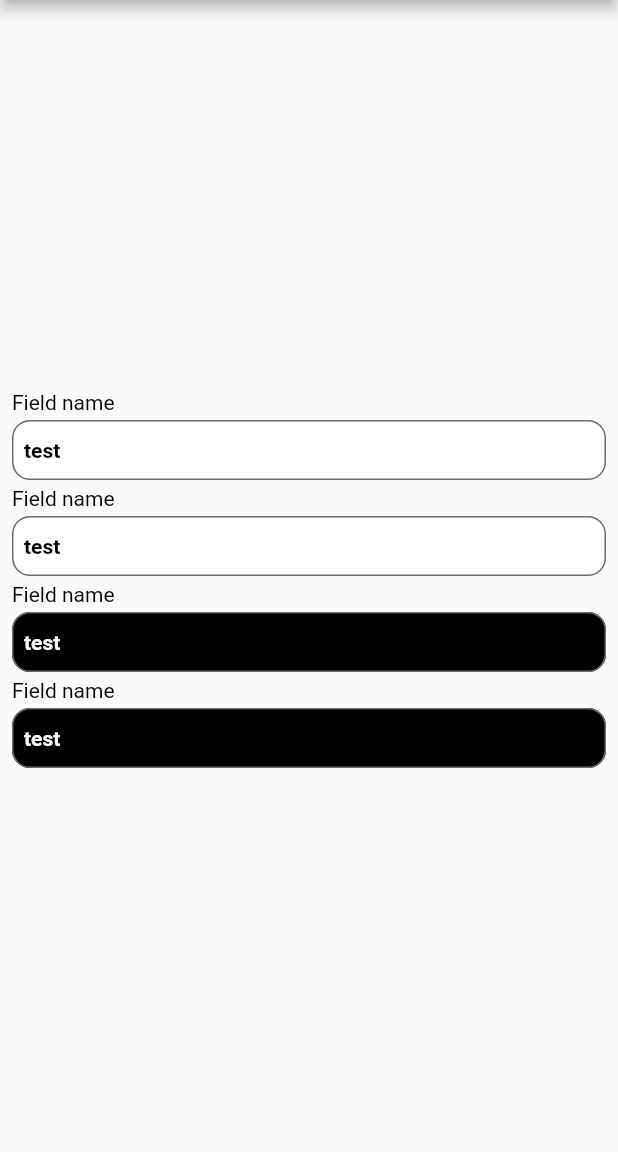
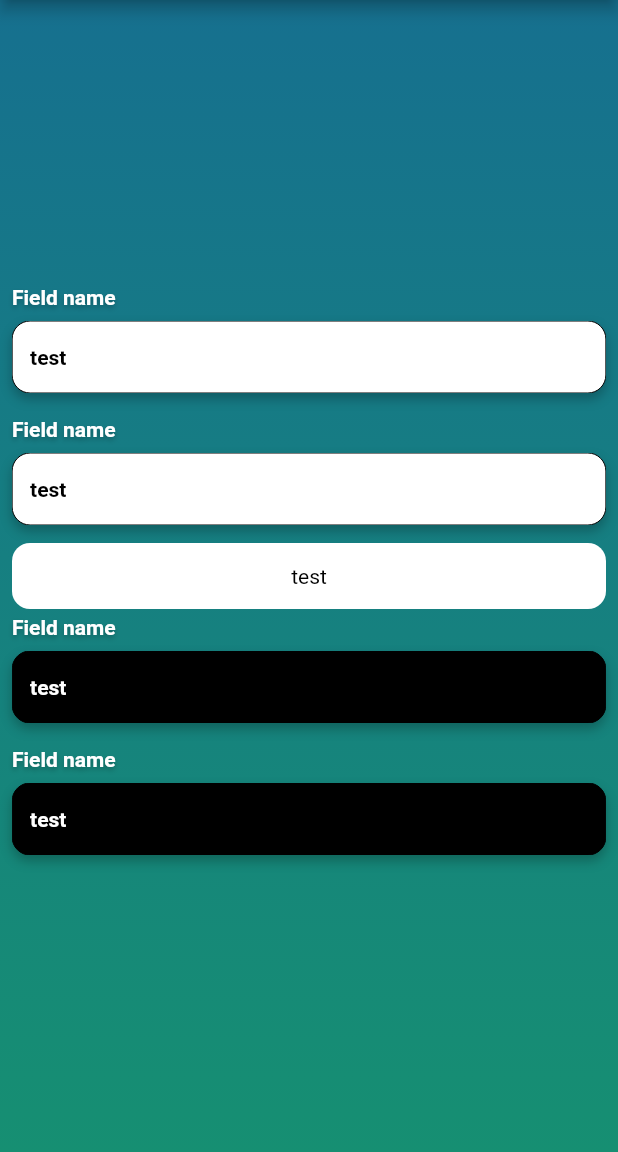
Before and after one commit to Ballwizard/ballwizard, a Flutter app: the screen it shows after launch, on a phone screen of 412 x 824 dp, the part 84-1236 px from its top. Run offline on Flutter 3.47's test engine with Material 2 defaults, Android fonts, the phone set to English and light mode, and no system bars; drawn by our look-alikes of drop_shadow; Roboto replaces fonts that are missing (Montserrat).

Commit message:
Added  component, continued work on .

```diff
--- /dev/null
+++ b/lib/button.dart
@@ -0,0 +1,55 @@
+import 'package:ballwizard/types.dart'
+    show BasicVariant, FundamentalVariant, ColorPalette, ColorPicker;
+import 'package:flutter/material.dart';
+
+class Button extends StatefulWidget {
+  final FundamentalVariant variant;
+  final String title;
+  final VoidCallback onClick;
+
+  const Button({
+    super.key,
+    this.variant = FundamentalVariant.light,
+    this.title = "",
+    required this.onClick,
+  });
+
+  @override
+  State<Button> createState() => ButtonState();
+}
+
+class ButtonState extends State<Button> {
+  /*
+  double _size = 1.0;
+
+  void grow() {
+    setState(() { _size += 0.1; });
+  }
+  */
+  @override
+  Widget build(BuildContext context) {
+    final bool useLightFont = widget.variant == FundamentalVariant.dark;
+
+    return SizedBox(
+        height: 44,
+        child: FractionallySizedBox(
+          widthFactor: 1,
+          heightFactor: 1,
+          child: ClipRRect(
+            borderRadius: BorderRadius.circular(12),
+            child: Material(
+                color: widget.variant.color(),
+                child: InkWell(
+                    onTap: () {},
+                    child: Container(
+                      alignment: Alignment.center,
+                      child: Text(widget.title,
+                          style: TextStyle(
+                              color: useLightFont
+                                  ? ColorPalette.light
+                                  : ColorPalette.dark)),
+                    ))),
+          ),
+        ));
+  }
+}
--- a/lib/globals.dart
+++ b/lib/globals.dart
@@ -1,4 +1,5 @@
-import 'package:ballwizard/types.dart' show FundamentalVariant;
+import 'package:ballwizard/types.dart'
+    show FundamentalVariant, ColorPalette, ColorPicker;
 import 'package:drop_shadow/drop_shadow.dart';
 import 'package:flutter/widgets.dart';
 
@@ -53,14 +54,67 @@ class Shadow extends StatelessWidget {
 
 abstract class Font {
   static TextStyle regular(double fontSize) {
-    return TextStyle(fontFamily: "Montserrat", fontWeight: FontWeight.w600, fontSize: fontSize);
+    return TextStyle(
+        fontFamily: "Montserrat",
+        fontWeight: FontWeight.w600,
+        fontSize: fontSize);
   }
 
   static TextStyle light(double fontSize) {
-    return TextStyle(fontFamily: "Montserrat", fontWeight: FontWeight.w400, fontSize: fontSize);
+    return TextStyle(
+        fontFamily: "Montserrat",
+        fontWeight: FontWeight.w400,
+        fontSize: fontSize);
   }
 
   static TextStyle bold(double fontSize) {
-    return TextStyle(fontFamily: "Montserrat", fontWeight: FontWeight.w700, fontSize: fontSize);
+    return TextStyle(
+        fontFamily: "Montserrat",
+        fontWeight: FontWeight.w700,
+        fontSize: fontSize);
   }
 }
+
+class GradientBackground extends StatelessWidget {
+  final dynamic child;
+  final FundamentalVariant variant;
+
+  const GradientBackground({
+    super.key,
+    this.child,
+    this.variant = FundamentalVariant.light,
+  });
+
+  @override
+  Widget build(BuildContext context) {
+    if (variant == FundamentalVariant.light) {
+      return Container(
+        decoration: BoxDecoration(
+          gradient: LinearGradient(
+            begin: Alignment.topCenter,
+            end: Alignment.bottomCenter,
+            colors: [ColorPalette.primary, ColorPalette.secondary],
+          ),
+        ),
+        child: child,
+      );
+    }
+
+    return Container(
+      color: ColorPalette.dark,
+      child: Container(
+        decoration: BoxDecoration(
+          gradient: LinearGradient(
+            begin: Alignment.topCenter,
+            end: Alignment.bottomCenter,
+            colors: [
+              Color(ColorPicker.addOpacity(ColorPicker.primary, 0.6)),
+              Color(ColorPicker.addOpacity(ColorPicker.secondary, 0.6))
+            ],
+          ),
+        ),
+        child: child,
+      ),
+    );
+  }
+}
--- a/lib/input.dart
+++ b/lib/input.dart
@@ -1,11 +1,11 @@
 import 'package:ballwizard/globals.dart' as Globals;
 import 'package:ballwizard/types.dart'
-    show BasicVariant, FundamentalVariant, ColorPalette;
+    show BasicVariant, FundamentalVariant, ColorPalette, ColorPicker;
 import 'package:flutter/material.dart';
 
 class Form extends StatefulWidget {
   final FundamentalVariant variant;
-  final BasicVariant labelVariant;
+  final FundamentalVariant labelVariant;
   final String placeholder;
   final String label;
 
@@ -19,7 +19,7 @@ class Form extends StatefulWidget {
   const Form({
     super.key,
     this.variant = FundamentalVariant.light,
-    this.labelVariant = BasicVariant.light,
+    this.labelVariant = FundamentalVariant.light,
     this.placeholder = "",
     this.label = "",
   });
@@ -44,7 +44,8 @@ class FormState extends State<Form> {
     return Column(
       crossAxisAlignment: CrossAxisAlignment.start,
       children: <Widget>[
-        Padding(
+        Container(
+          child: Padding(
             padding: const EdgeInsets.symmetric(vertical: 4),
             child: Column(
               crossAxisAlignment: CrossAxisAlignment.start,
@@ -52,39 +53,53 @@ class FormState extends State<Form> {
                 Text(widget.label,
                     style: TextStyle(
                         color: useLightLabelFont
-                          ? ColorPalette.light
-                          : ColorPalette.dark)),
+                            ? ColorPalette.dark
+                            : ColorPalette.light,
+                        shadows: [
+                          Shadow(
+                              color: Color(ColorPicker.addOpacity(
+                                  ColorPicker.dark, 0.25)),
+                              offset: Offset(0, 2),
+                              blurRadius: 4)
+                        ]).merge(Globals.Fonts.small)),
               ],
             ),
           ),
-        SizedBox(
-          height: 40,
+        ),
+        FractionallySizedBox(
+          widthFactor: 1.04,
+          child: Globals.Shadow(
+            blurRadius: 4,
             child: TextField(
               style: TextStyle(
                       color:
                           useLightFont ? ColorPalette.light : ColorPalette.dark)
                   .merge(Globals.Fonts.small),
               decoration: InputDecoration(
-              fillColor: useLightFont ? ColorPalette.dark : ColorPalette.light,
+                fillColor:
+                    useLightFont ? ColorPalette.dark : ColorPalette.light,
                 filled: true,
                 border: const OutlineInputBorder(
                     borderRadius: BorderRadius.all(Radius.circular(12)),
-                  borderSide: BorderSide(width: 3, color: ColorPalette.dark)),
+                    borderSide: BorderSide(width: 0, color: ColorPalette.dark)),
                 enabledBorder: const OutlineInputBorder(
                   borderRadius: BorderRadius.all(Radius.circular(12)),
-                borderSide:
-                    const BorderSide(color: ColorPalette.muted, width: 1),
+                  borderSide: BorderSide(color: ColorPalette.dark, width: 0),
                 ),
-              focusedBorder: const OutlineInputBorder(
+                focusedBorder: OutlineInputBorder(
                   borderRadius: BorderRadius.all(Radius.circular(12)),
-                borderSide:
-                    const BorderSide(color: ColorPalette.dark, width: 1),
+                  borderSide: BorderSide(
+                      color:
+                          useLightFont ? ColorPalette.light : ColorPalette.dark,
+                      width: 0),
                 ),
                 hintText: widget.placeholder,
                 hintStyle: TextStyle(
-                  color: useLightFont ? ColorPalette.light : ColorPalette.dark),
+                    color:
+                        useLightFont ? ColorPalette.light : ColorPalette.dark),
                 contentPadding:
-                  const EdgeInsets.symmetric(vertical: 0, horizontal: 8),
+                    const EdgeInsets.symmetric(vertical: 0, horizontal: 12),
+              ),
             ),
           ),
         ),
@@ -123,3 +138,63 @@ class _BirdState extends State<Bird> {
     );
   }
 }*/
+/*
+Column(
+      crossAxisAlignment: CrossAxisAlignment.start,
+      children: <Widget>[
+        Container(
+          transform: Matrix4.translationValues(0, 8, 0),
+          child: Padding(
+            padding: const EdgeInsets.symmetric(vertical: 4),
+            child: Column(
+              crossAxisAlignment: CrossAxisAlignment.start,
+              children: [
+                Text(widget.label,
+                    style: TextStyle(
+                        color: useLightLabelFont
+                            ? ColorPalette.dark
+                            : ColorPalette.light,
+                        shadows: [Shadow(color: Color(ColorPicker.addOpacity(ColorPicker.dark, 0.25)), offset: Offset(0, 2), blurRadius: 4)]
+                    ).merge(Globals.Fonts.small)
+                ),
+              ],
+            ),
+          ),
+        ),
+        FractionallySizedBox(
+          widthFactor: 1.05,
+          child: Globals.Shadow(
+            blurRadius: 4,
+            child: TextField(
+              style: TextStyle(
+                      color:
+                          useLightFont ? ColorPalette.light : ColorPalette.dark)
+                  .merge(Globals.Fonts.small),
+              decoration: InputDecoration(
+                fillColor: useLightFont ? ColorPalette.dark : ColorPalette.light,
+                filled: true,
+                border: const OutlineInputBorder(
+                    borderRadius: BorderRadius.all(Radius.circular(12)),
+                borderSide: BorderSide(width: 0, color: ColorPalette.dark)),
+                enabledBorder: const OutlineInputBorder(
+                  borderRadius: BorderRadius.all(Radius.circular(12)),
+                  borderSide:
+                      BorderSide(color: ColorPalette.dark, width: 0),
+                ),
+                focusedBorder: OutlineInputBorder(
+                  borderRadius: BorderRadius.all(Radius.circular(12)),
+                  borderSide:
+                      BorderSide(color: useLightFont ? ColorPalette.light : ColorPalette.dark, width: 0),
+                ),
+                hintText: widget.placeholder,
+                hintStyle: TextStyle(
+                    color: useLightFont ? ColorPalette.light : ColorPalette.dark),
+                contentPadding:
+                    const EdgeInsets.symmetric(vertical: 0, horizontal: 8),
+              ),
+            ),
+          ),
+        ),
+      ],
+    );
+ */
--- a/lib/main.dart
+++ b/lib/main.dart
@@ -1,3 +1,5 @@
+import 'package:ballwizard/button.dart' show Button;
+import 'package:ballwizard/globals.dart';
 import 'package:ballwizard/input.dart' as Form1 show Form;
 import 'package:ballwizard/types.dart' show FundamentalVariant;
 import 'package:flutter/material.dart';
@@ -57,50 +59,33 @@ class _MyHomePageState extends State<MyHomePage> {
   */
   @override
   Widget build(BuildContext context) {
-    // This method is rerun every time setState is called, for instance as done
-    // by the _incrementCounter method above.
-    //
-    // The Flutter framework has been optimized to make rerunning build methods
-    // fast, so that you can just rebuild anything that needs updating rather
-    // than having to individually change instances of widgets.
     return Scaffold(
       appBar: AppBar(
-        // Here we take the value from the MyHomePage object that was created by
-        // the App.build method, and use it to set our appbar title.
         title: Text(widget.title),
       ),
-      body: const Center(
-        // Center is a layout widget. It takes a single child and positions it
-        // in the middle of the parent.
+      body: GradientBackground(
+        variant: FundamentalVariant.light,
         child: Column(
-          // Column is also a layout widget. It takes a list of children and
-          // arranges them vertically. By default, it sizes itself to fit its
-          // children horizontally, and tries to be as tall as its parent.
-          //
-          // Invoke "debug painting" (press "p" in the console, choose the
-          // "Toggle Debug Paint" action from the Flutter Inspector in Android
-          // Studio, or the "Toggle Debug Paint" command in Visual Studio Code)
-          // to see the wireframe for each widget.
-          //
-          // Column has various properties to control how it sizes itself and
-          // how it positions its children. Here we use mainAxisAlignment to
-          // center the children vertically; the main axis here is the vertical
-          // axis because Columns are vertical (the cross axis would be
-          // horizontal).
           mainAxisAlignment: MainAxisAlignment.center,
           children: <Widget>[
-            Padding(
+            const Padding(
+                padding: EdgeInsets.symmetric(horizontal: 8),
+                child: Form1.Form(
+                    placeholder: "test",
+                    label: "Field name",
+                    variant: FundamentalVariant.light)),
+            const Padding(
                 padding: EdgeInsets.symmetric(horizontal: 8),
                 child: Form1.Form(
                     placeholder: "test",
                     label: "Field name",
                     variant: FundamentalVariant.light)),
             Padding(
-                padding: EdgeInsets.symmetric(horizontal: 8),
-                child: Form1.Form(
-                    placeholder: "test",
-                    label: "Field name",
-                    variant: FundamentalVariant.light)),
+                padding: const EdgeInsets.symmetric(horizontal: 8),
+                child: Button(
+                  onClick: () {},
+                  title: "test",
+                )),
             Padding(
                 padding: EdgeInsets.symmetric(horizontal: 8),
                 child: Form1.Form(
--- a/lib/types.dart
+++ b/lib/types.dart
@@ -16,7 +16,7 @@ enum FundamentalVariant {
     }
   }
 
-  /// Method that converts a `FundamentalVariant` into a `Color` instance
+  /// Method that converts a `FundamentalVariant` into a `Color` instance.
   Color color() {
     return Color(colorHex());
   }
@@ -34,7 +34,7 @@ enum BasicVariant {
   light,
   muted;
 
-  /// Method that gets the color hex by the variant
+  /// Method that gets the color hex by the variant.
   int colorHex() {
     switch (this) {
       case BasicVariant.primary:
@@ -58,7 +58,7 @@ enum BasicVariant {
     }
   }
 
-  /// Method that converts a `BasicVariant` into a `Color` instance
+  /// Method that converts a `BasicVariant` into a `Color` instance.
   Color color() {
     return Color(colorHex());
   }
@@ -85,7 +85,7 @@ enum Variant {
   lightMuted,
   mutedMuted;
 
-  /// Method that gets the color hex by the variant
+  /// Method that gets the color hex by the variant.
   int colorHex() {
     switch (this) {
       case Variant.primary:
@@ -127,21 +127,14 @@ enum Variant {
     }
   }
 
-  /// Method that converts a `Variant` into a `Color` instance
+  /// Method that converts a `Variant` into a `Color` instance.
   Color color() {
     return Color(colorHex());
   }
 }
 
 /// Defines the available font sizes for the UI components.
-enum FontSize {
-  xs,
-  small,
-  sm,
-  medium,
-  large,
-  heading
-}
+enum FontSize { xs, small, sm, medium, large, heading }
 
 /// Abstract class that is used for getting the colors
 /// defined in the Ballwizard color palette.
@@ -177,7 +170,6 @@ abstract class ColorPicker {
     "dark": 0xff000000,
     "light": 0xffffffff,
     "muted": 0xff6b6b6b,
-
     "primaryMuted": 0xff06607f,
     "secondaryMuted": 0xff067f62,
     "successMuted": 0xff6dbe72,
@@ -187,15 +179,12 @@ abstract class ColorPicker {
     "darkMuted": 0xff111111,
     "lightMuted": 0xffeeeeee,
     "mutedMuted": 0xff5b5b5b,
-
     FundamentalVariant.light: 0xffffffff,
     BasicVariant.light: 0xffffffff,
     Variant.light: 0xffffffff,
-
     FundamentalVariant.dark: 0xff000000,
     BasicVariant.dark: 0xffffffff,
     Variant.dark: 0xffffffff,
-
     BasicVariant.primary: 0xff16708f,
     Variant.primary: 0xff16708f,
     BasicVariant.secondary: 0xff168f72,
@@ -210,7 +199,6 @@ abstract class ColorPicker {
     Variant.info: 0xff2d4251,
     BasicVariant.muted: 0xff6b6b6b,
     Variant.muted: 0xff6b6b6b,
-
     Variant.primaryMuted: 0xff06607f,
     Variant.secondaryMuted: 0xff067f62,
     Variant.successMuted: 0xff6dbe72,
@@ -223,20 +211,23 @@ abstract class ColorPicker {
   };
 
   /// Adds opacity to a color in the hex form that can be used by the `Color` class in Flutter.
-  static int addOpacity(final int color, final int opacity) {
+  static int addOpacity(final int color, final double opacity) {
     if (opacity > 1 || opacity < 0)
       throw Exception("Opacity must be between 0 and 1");
 
-    int opacityHex = opacity.round() *
-        0xFF000000; // formula to create the hex format of the color
+    String opacityHex = (double.parse(opacity.toStringAsFixed(2)) * 0xFF)
+        .round()
+        .toRadixString(16); // formula to create the hex format of the color
 
-    return color + opacityHex;
+    String colorHex = color.toRadixString(16).substring(2);
+
+    return int.parse("0x" + opacityHex + colorHex);
   }
 }
 
 /// Abstract class that adds onto the `ColorPicker` class by enabling
 /// automatic conversion to a `Color` instead of having to instantiate
-/// a `Color` instance manually
+/// a `Color` instance manually.
 abstract class ColorPalette {
   static const Color primary = Color(ColorPicker.primary);
   static const Color secondary = Color(ColorPicker.secondary);
```
Lines whose indentation alone changed are shown as unchanged.
